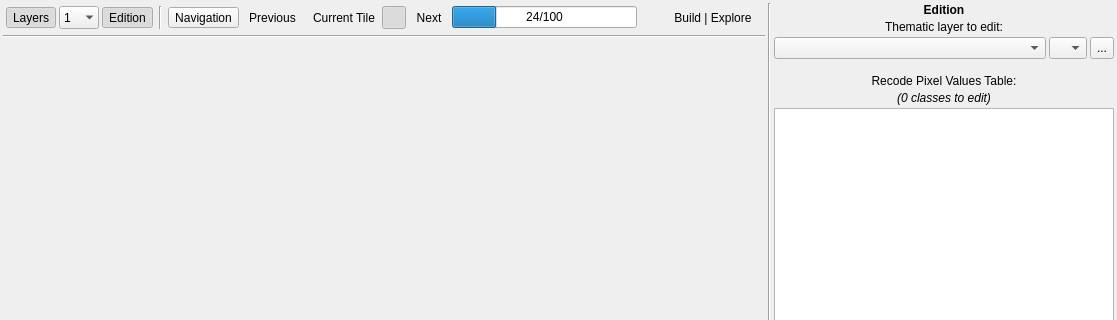
Old version of the form ui/main_dialog.ui in the repository SMByC/ThRasE; both pictures show x 0 to 1117 and y 0 to 320 of the 1117 by 561 pixel window.
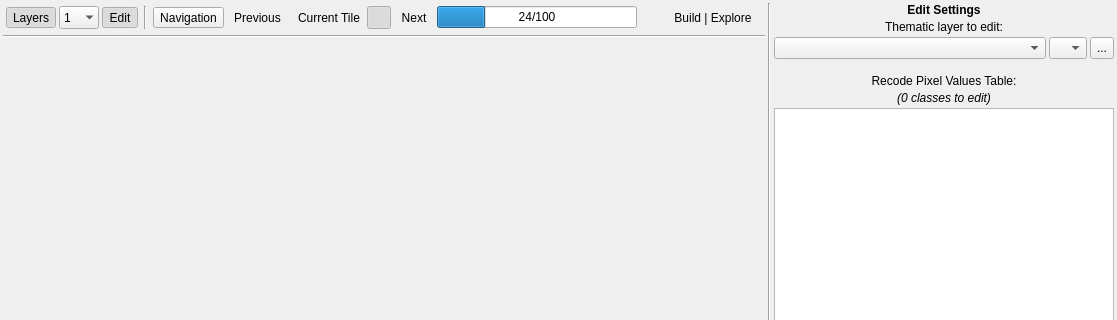
New version of the form. Icons and pictures are not drawn. Custom widgets are drawn as their Qt base class.

Diff of the .ui file:
```diff
--- a/ui/main_dialog.ui
+++ b/ui/main_dialog.ui
@@ -264,7 +264,7 @@
             </font>
            </property>
            <property name="text">
-            <string>Edition</string>
+            <string>Edit Settings</string>
            </property>
            <property name="alignment">
             <set>Qt::AlignCenter</set>
@@ -910,7 +910,7 @@
                <string>Show/hide the edition tools</string>
               </property>
               <property name="text">
-               <string>Edition</string>
+               <string>Edit</string>
               </property>
               <property name="icon">
                <iconset>
```
Left out of the diff: 20 changed lines with no effect on the pictures.
